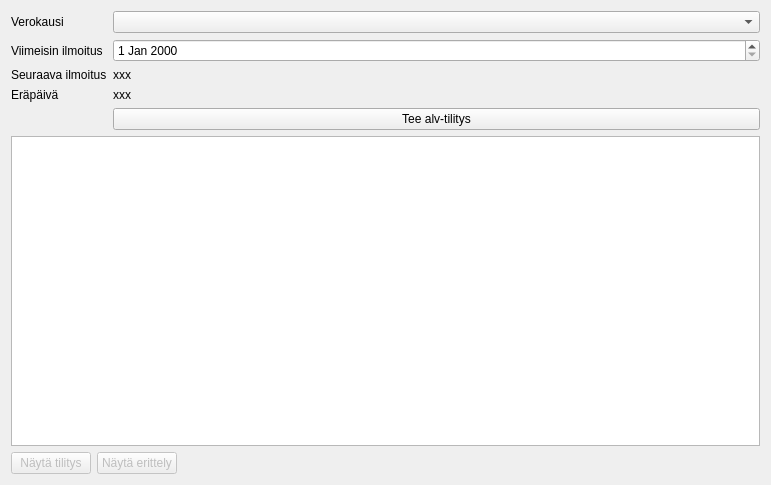
Qt form kitupiikki/maaritys/arvonlisavero.ui (artoh/kitupiikki) before a commit.
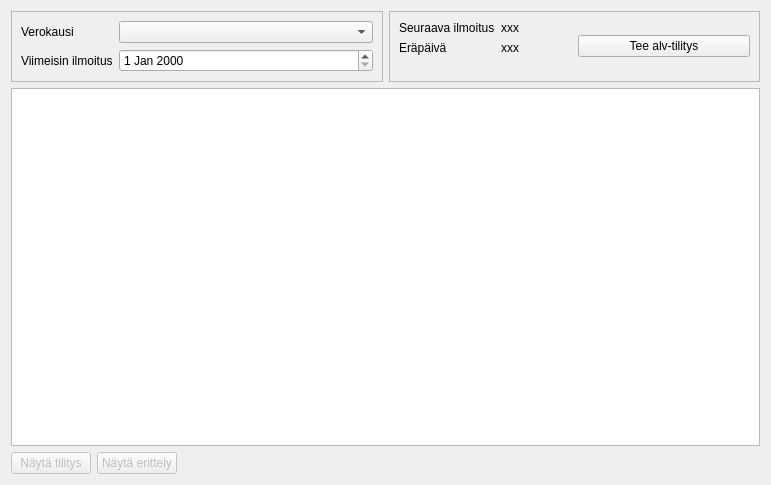
The same form after that commit.

The edit to the form file:
```diff
--- a/kitupiikki/maaritys/arvonlisavero.ui
+++ b/kitupiikki/maaritys/arvonlisavero.ui
@@ -15,7 +15,16 @@
   </property>
   <layout class="QVBoxLayout" name="verticalLayout">
    <item>
-    <layout class="QFormLayout" name="formLayout">
+    <layout class="QHBoxLayout" name="horizontalLayout_2">
+     <item>
+      <widget class="QFrame" name="frame">
+       <property name="frameShape">
+        <enum>QFrame::StyledPanel</enum>
+       </property>
+       <property name="frameShadow">
+        <enum>QFrame::Raised</enum>
+       </property>
+       <layout class="QFormLayout" name="formLayout_2">
      <item row="0" column="0">
       <widget class="QLabel" name="label">
        <property name="text">
@@ -36,35 +45,51 @@
      <item row="1" column="1">
       <widget class="QDateEdit" name="viimeisinEdit"/>
      </item>
-     <item row="2" column="0">
+       </layout>
+      </widget>
+     </item>
+     <item>
+      <widget class="QFrame" name="frame_2">
+       <property name="frameShape">
+        <enum>QFrame::StyledPanel</enum>
+       </property>
+       <property name="frameShadow">
+        <enum>QFrame::Raised</enum>
+       </property>
+       <layout class="QHBoxLayout" name="horizontalLayout">
+        <item>
+         <layout class="QFormLayout" name="formLayout">
+          <item row="0" column="0">
       <widget class="QLabel" name="label_3">
        <property name="text">
         <string>Seuraava ilmoitus</string>
        </property>
       </widget>
      </item>
-     <item row="2" column="1">
+          <item row="0" column="1">
       <widget class="QLabel" name="seuraavaLabel">
        <property name="text">
         <string>xxx</string>
        </property>
       </widget>
      </item>
-     <item row="3" column="0">
+          <item row="1" column="0">
       <widget class="QLabel" name="label_5">
        <property name="text">
         <string>Eräpäivä</string>
        </property>
       </widget>
      </item>
-     <item row="3" column="1">
+          <item row="1" column="1">
       <widget class="QLabel" name="erapaivaLabel">
        <property name="text">
         <string>xxx</string>
        </property>
       </widget>
      </item>
-     <item row="4" column="1">
+         </layout>
+        </item>
+        <item>
       <widget class="QPushButton" name="tilitaNappi">
        <property name="text">
         <string>Tee alv-tilitys</string>
@@ -72,12 +97,15 @@
       </widget>
      </item>
     </layout>
+      </widget>
+     </item>
+    </layout>
    </item>
    <item>
     <widget class="QTableView" name="ilmoituksetView"/>
    </item>
    <item>
-    <layout class="QHBoxLayout" name="horizontalLayout">
+    <layout class="QHBoxLayout" name="horizontalLayout_3">
      <item>
       <widget class="QPushButton" name="tilitysNappi">
        <property name="enabled">
```
Lines whose indentation alone changed are shown as unchanged.
